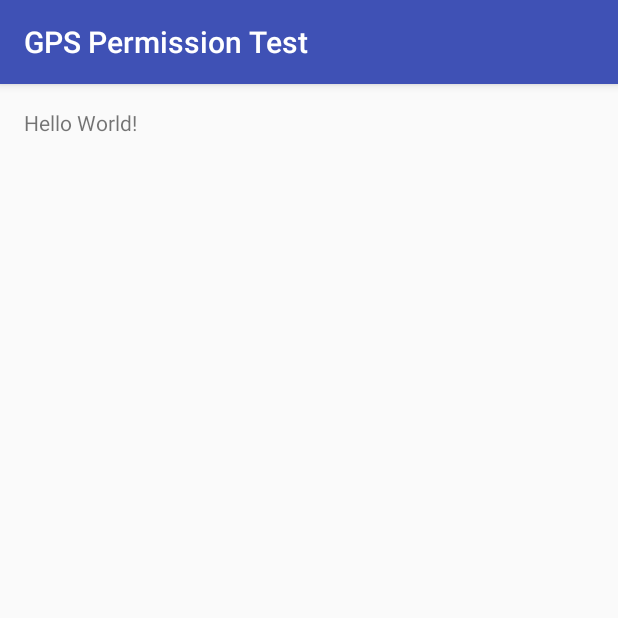
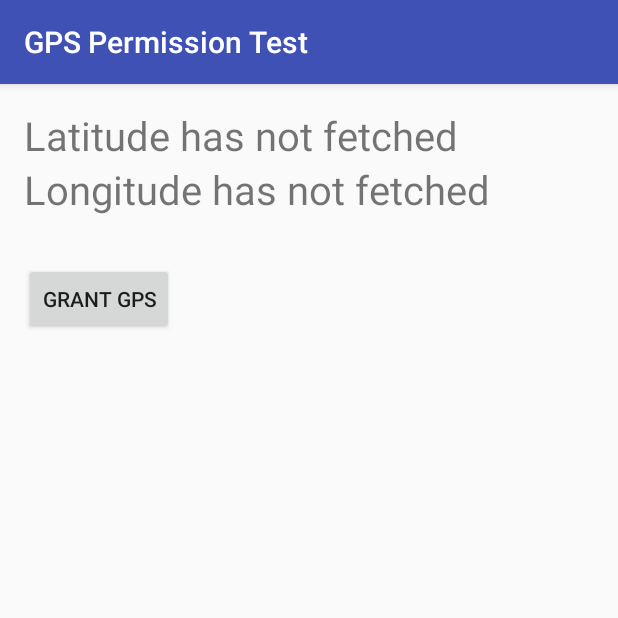
Before and after one commit to incheon/GPSPermissionTest, an Android app: the screen it shows after launch (MainActivity), on a phone screen of 412 x 824 dp, the top half of it. Run offline under Robolectric (Android 15) with nearby library versions, the phone set to English and light mode, and no system bars.

Commit message:
Update app view

```diff
--- a/app/src/main/res/layout/activity_main.xml
+++ b/app/src/main/res/layout/activity_main.xml
@@ -6,6 +6,26 @@
     android:paddingTop="@dimen/activity_vertical_margin"
     android:paddingBottom="@dimen/activity_vertical_margin" tools:context=".MainActivity">
 
-    <TextView android:text="Hello World!" android:layout_width="wrap_content"
-        android:layout_height="wrap_content" />
+    <LinearLayout
+        android:orientation="vertical"
+        android:layout_width="match_parent"
+        android:layout_height="match_parent">
+
+        <TextView android:text="Latitude has not fetched" android:layout_width="wrap_content"
+            android:layout_height="wrap_content"
+            android:id="@+id/tvLatitude"
+            android:textSize="12pt" />
+
+        <TextView android:text="Longitude has not fetched" android:layout_width="wrap_content"
+            android:layout_height="wrap_content"
+            android:id="@+id/tvLongitude"
+            android:textSize="12pt" />
+
+        <Button
+            android:layout_width="wrap_content"
+            android:layout_height="wrap_content"
+            android:text="@string/btnGrantGPS"
+            android:id="@+id/btnGrantGPS"
+            android:layout_marginTop="31dp" />
+    </LinearLayout>
 </RelativeLayout>
--- a/app/src/main/res/values/strings.xml
+++ b/app/src/main/res/values/strings.xml
@@ -1,3 +1,4 @@
 <resources>
     <string name="app_name">GPS Permission Test</string>
+    <string name="btnGrantGPS">Grant GPS</string>
 </resources>
```
